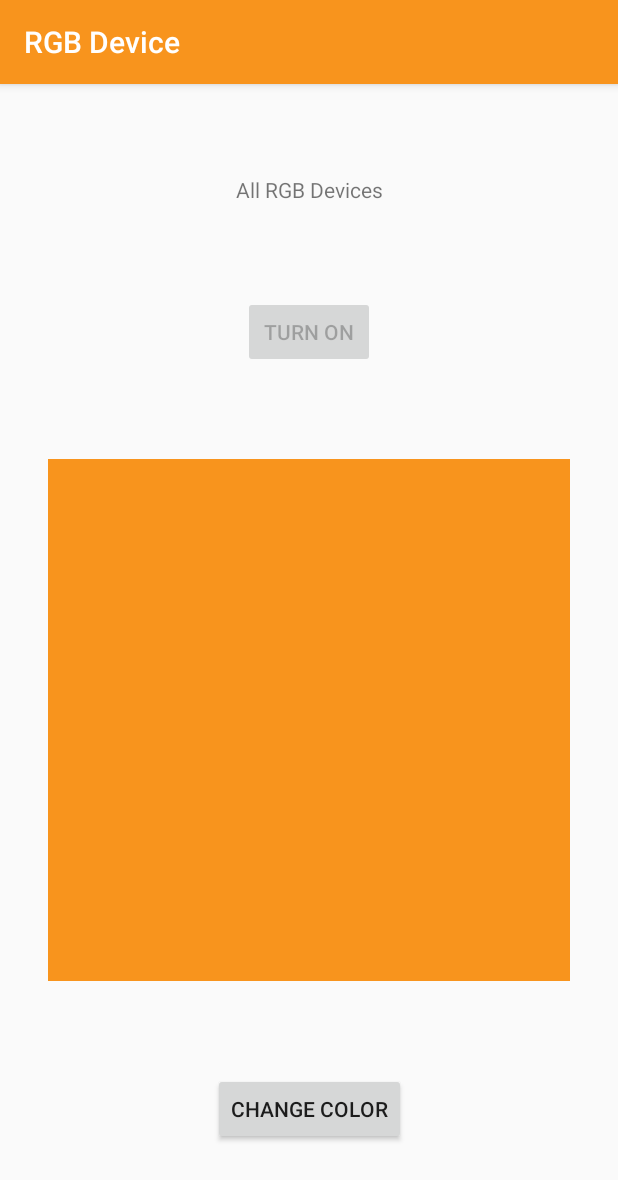
After one commit to CoenNeefjes/Dirty-A-App, an Android app: the fragment RGBDeviceDetailFragment shown on its own in the app's theme, on a phone screen of 412 x 824 dp. The commit adds this screen. Shown: the top 1180 px of the screen. Run offline under Robolectric (Android 15) with nearby library versions, the phone set to English and light mode, and no system bars; libraries missing offline, so code that uses them is left out: me.priyesh.chroma; 1 statement that could not run was skipped.

Commit message:
added color picker

```diff
--- a/app/build.gradle
+++ b/app/build.gradle
@@ -16,6 +16,10 @@ android {
             proguardFiles getDefaultProguardFile('proguard-android-optimize.txt'), 'proguard-rules.pro'
         }
     }
+    compileOptions {
+        sourceCompatibility = '1.8'
+        targetCompatibility = '1.8'
+    }
 }
 
 dependencies {
@@ -27,4 +31,5 @@ dependencies {
     testImplementation 'junit:junit:4.12'
     androidTestImplementation 'com.android.support.test:runner:1.0.2'
     androidTestImplementation 'com.android.support.test.espresso:espresso-core:3.0.2'
+    implementation 'me.priyesh:chroma:1.0.2'
 }
--- a/app/src/main/java/com/example/dirty_a/MainActivity.java
+++ b/app/src/main/java/com/example/dirty_a/MainActivity.java
@@ -14,6 +14,8 @@ import android.support.v7.app.AppCompatActivity;
 import android.support.v7.widget.Toolbar;
 import android.view.Menu;
 import android.view.MenuItem;
+
+import com.example.dirty_a.fragments.DeviceListFragment;
 
 public class MainActivity extends AppCompatActivity
         implements NavigationView.OnNavigationItemSelectedListener {
@@ -95,7 +97,7 @@ public class MainActivity extends AppCompatActivity
         Fragment fragment = null;
 
         if (id == R.id.nav_device_list) {
-            // Handle the camera action
+            fragment = new DeviceListFragment();
         } else if (id == R.id.nav_gallery) {
 
         } else if (id == R.id.nav_slideshow) {
--- a/app/src/main/java/com/example/dirty_a/dataproviders/DeviceDataProvider.java
+++ b/app/src/main/java/com/example/dirty_a/dataproviders/DeviceDataProvider.java
@@ -1,7 +1,9 @@
 package com.example.dirty_a.dataproviders;
 
 import com.example.dirty_a.model.Device;
+import com.example.dirty_a.model.RGBDevice;
 
+import java.util.ArrayList;
 import java.util.List;
 
 public class DeviceDataProvider {
@@ -10,9 +12,43 @@ public class DeviceDataProvider {
 
     private List<Device> devices;
 
-    private DeviceDataProvider() {}
+    private DeviceDataProvider() {
+        devices = new ArrayList<>();
+        setTestData();
+    }
 
     public static DeviceDataProvider getInstance() {
         return deviceDataProvider;
     }
+
+    private void setTestData() {
+        List<Device> devicesToAdd = new ArrayList<>();
+        devicesToAdd.add(new RGBDevice(1, "RGB_lamp_1", new int[]{0, 1, 2}));
+        devicesToAdd.add(new RGBDevice(2, "RGB_lamp_2", new int[]{3, 4, 5}));
+        devices.addAll(devicesToAdd);
+    }
+
+    public List<Device> getDevices() {
+        return devices;
+    }
+
+    public Device getDeviceById(long id) {
+        for (Device device: devices) {
+            if (device.getId() == id) {
+                return device;
+            }
+        }
+        //TODO: throw exception
+        return null;
+    }
+
+    public List<RGBDevice> getRGBDevices() {
+        List<RGBDevice> rgbDevices = new ArrayList<>();
+        for (Device device : devices) {
+            if (device instanceof RGBDevice) {
+                rgbDevices.add((RGBDevice) device);
+            }
+        }
+        return rgbDevices;
+    }
 }
--- /dev/null
+++ b/app/src/main/java/com/example/dirty_a/fragments/RGBDeviceDetailFragment.java
@@ -0,0 +1,107 @@
+package com.example.dirty_a.fragments;
+
+import android.graphics.Color;
+import android.os.Bundle;
+import android.support.annotation.NonNull;
+import android.support.annotation.Nullable;
+import android.support.v4.app.Fragment;
+import android.view.LayoutInflater;
+import android.view.View;
+import android.view.ViewGroup;
+import android.widget.Button;
+import android.widget.ImageView;
+import android.widget.TextView;
+
+import com.example.dirty_a.R;
+import com.example.dirty_a.dataproviders.DeviceDataProvider;
+import com.example.dirty_a.model.Device;
+import com.example.dirty_a.model.RGBDevice;
+
+import java.util.ArrayList;
+import java.util.List;
+
+import me.priyesh.chroma.ChromaDialog;
+import me.priyesh.chroma.ColorMode;
+
+public class RGBDeviceDetailFragment extends Fragment {
+
+    // UI elements
+    private TextView nameText;
+    private Button onOffButton, changeColorButton;
+    private ImageView colorPreview;
+
+    // Data
+    private List<RGBDevice> rgbDevices;
+    private long device_id;
+
+    @Override
+    public void onCreate(@Nullable Bundle savedInstanceState) {
+        super.onCreate(savedInstanceState);
+        getActivity().setTitle("RGB Device");
+    }
+
+    @Nullable
+    @Override
+    public View onCreateView(@NonNull LayoutInflater inflater, @Nullable ViewGroup container, @Nullable Bundle savedInstanceState) {
+        device_id = getArguments().getLong("device_id");
+        return inflater.inflate(R.layout.fragment_rgb_device_detail, container, false);
+    }
+
+    @Override
+    public void onActivityCreated(@Nullable Bundle savedInstanceState) {
+        super.onActivityCreated(savedInstanceState);
+
+        // Set UI elements
+        nameText = getActivity().findViewById(R.id.rgb_device_detail_name);
+        onOffButton = getActivity().findViewById(R.id.rgb_device_turn_on_off_btn);
+        changeColorButton = getActivity().findViewById(R.id.rgb_device_change_color_btn);
+        colorPreview = getActivity().findViewById(R.id.rgb_device_color_image);
+
+        getDevice();
+        setUIData();
+
+        changeColorButton.setOnClickListener(new View.OnClickListener() {
+            @Override
+            public void onClick(View v) {
+                new ChromaDialog.Builder()
+                        .initialColor(Color.GREEN)
+                        .colorMode(ColorMode.ARGB) // There's also ARGB and HSV
+                        .onColorSelected(color -> System.out.println(color))
+                        .create()
+                        .show(getActivity().getSupportFragmentManager(), "ChromaDialog");
+            }
+        });
+    }
+
+    private void getDevice() {
+        // 0 is the id for all the rgb devices combined
+        if (device_id == 0) {
+            rgbDevices = DeviceDataProvider.getInstance().getRGBDevices();
+        } else {
+            Device device = DeviceDataProvider.getInstance().getDeviceById(device_id);
+            if (device instanceof RGBDevice) {
+                rgbDevices = new ArrayList<>();
+                rgbDevices.add((RGBDevice) device);
+            } else {
+                //TODO: throw error that device is not of class RGBDevice
+            }
+        }
+    }
+
+    private void setUIData() {
+        if (device_id == 0) {
+            nameText.setText("All RGB Devices");
+        } else {
+            nameText.setText(rgbDevices.get(0).getName());
+        }
+
+        //TODO: request the state of the device and set button accordingly
+        onOffButton.setEnabled(false);
+
+        //TODO: request the state of the device to set the image color preview
+    }
+
+    private void changeColor() {
+
+    }
+}
--- a/app/src/main/java/com/example/dirty_a/model/Device.java
+++ b/app/src/main/java/com/example/dirty_a/model/Device.java
@@ -12,6 +12,10 @@ public class Device {
         this.channels = channels;
     }
 
+    public long getId() {
+        return id;
+    }
+
     public String getName() {
         return name;
     }
--- a/app/src/main/java/com/example/dirty_a/model/RGBFixture.java
+++ b/app/src/main/java/com/example/dirty_a/model/RGBDevice.java
@@ -1,8 +1,8 @@
 package com.example.dirty_a.model;
 
-public class RGBFixture extends Device {
+public class RGBDevice extends Device {
 
-    public RGBFixture(long id, String name, int[] channels) {
+    public RGBDevice(long id, String name, int[] channels) {
         super(id, name, channels);
     }
 
--- /dev/null
+++ b/app/src/main/res/layout/fragment_rgb_device_detail.xml
@@ -0,0 +1,62 @@
+<?xml version="1.0" encoding="utf-8"?>
+<android.support.constraint.ConstraintLayout xmlns:android="http://schemas.android.com/apk/res/android"
+    xmlns:app="http://schemas.android.com/apk/res-auto"
+    xmlns:tools="http://schemas.android.com/tools"
+    android:layout_width="match_parent"
+    android:layout_height="match_parent">
+
+    <TextView
+        android:id="@+id/rgb_device_detail_name"
+        android:layout_width="wrap_content"
+        android:layout_height="wrap_content"
+        android:layout_marginStart="8dp"
+        android:layout_marginEnd="8dp"
+        android:text="TextView"
+        app:layout_constraintBottom_toTopOf="@+id/rgb_device_turn_on_off_btn"
+        app:layout_constraintEnd_toEndOf="parent"
+        app:layout_constraintHorizontal_bias="0.5"
+        app:layout_constraintStart_toStartOf="parent"
+        app:layout_constraintTop_toTopOf="parent" />
+
+    <Button
+        android:id="@+id/rgb_device_turn_on_off_btn"
+        android:layout_width="wrap_content"
+        android:layout_height="wrap_content"
+        android:layout_marginStart="8dp"
+        android:layout_marginEnd="8dp"
+        android:text="turn on"
+        app:layout_constraintBottom_toTopOf="@+id/rgb_device_color_image"
+        app:layout_constraintEnd_toEndOf="parent"
+        app:layout_constraintHorizontal_bias="0.5"
+        app:layout_constraintStart_toStartOf="parent"
+        app:layout_constraintTop_toBottomOf="@+id/rgb_device_detail_name" />
+
+    <ImageView
+        android:id="@+id/rgb_device_color_image"
+        android:layout_width="0dp"
+        android:layout_height="0dp"
+        android:layout_marginStart="32dp"
+        android:layout_marginEnd="32dp"
+        android:scaleType="centerCrop"
+        app:layout_constraintBottom_toTopOf="@+id/rgb_device_change_color_btn"
+        app:layout_constraintDimensionRatio="H,1:1"
+        app:layout_constraintEnd_toEndOf="parent"
+        app:layout_constraintHorizontal_bias="0.5"
+        app:layout_constraintStart_toStartOf="parent"
+        app:layout_constraintTop_toBottomOf="@+id/rgb_device_turn_on_off_btn"
+        app:srcCompat="@color/colorPrimary" />
+
+    <Button
+        android:id="@+id/rgb_device_change_color_btn"
+        android:layout_width="wrap_content"
+        android:layout_height="wrap_content"
+        android:layout_marginStart="8dp"
+        android:layout_marginEnd="8dp"
+        android:text="Change Color"
+        app:layout_constraintBottom_toBottomOf="parent"
+        app:layout_constraintEnd_toEndOf="parent"
+        app:layout_constraintHorizontal_bias="0.5"
+        app:layout_constraintStart_toStartOf="parent"
+        app:layout_constraintTop_toBottomOf="@+id/rgb_device_color_image" />
+
+</android.support.constraint.ConstraintLayout>
--- a/app/src/main/res/values/colors.xml
+++ b/app/src/main/res/values/colors.xml
@@ -1,6 +1,6 @@
 <?xml version="1.0" encoding="utf-8"?>
 <resources>
-    <color name="colorPrimary">#008577</color>
-    <color name="colorPrimaryDark">#00574B</color>
+    <color name="colorPrimary">#F8941D</color>
+    <color name="colorPrimaryDark">#D97A06</color>
     <color name="colorAccent">#D81B60</color>
 </resources>
```
Also changed, not shown: app/src/main/java/com/example/dirty_a/fragments/DeviceListFragment.java (+14 -2 lines).
